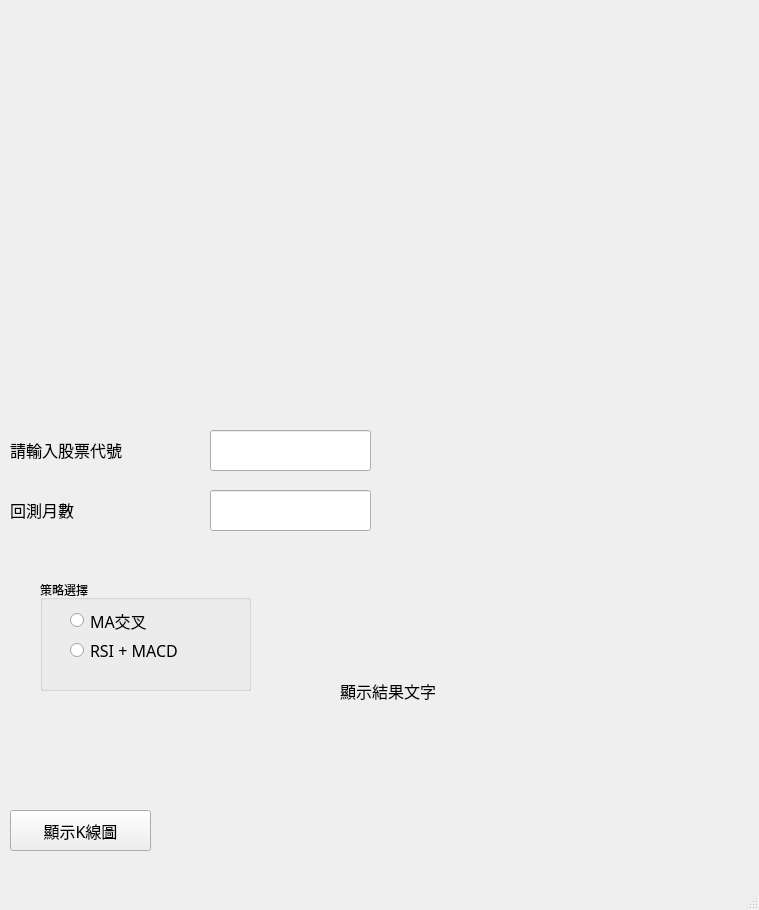
Before: the Qt Designer form twStock_Crawler/gui.ui in DanielWang2002/twStockCrawler, drawn with Qt 5.
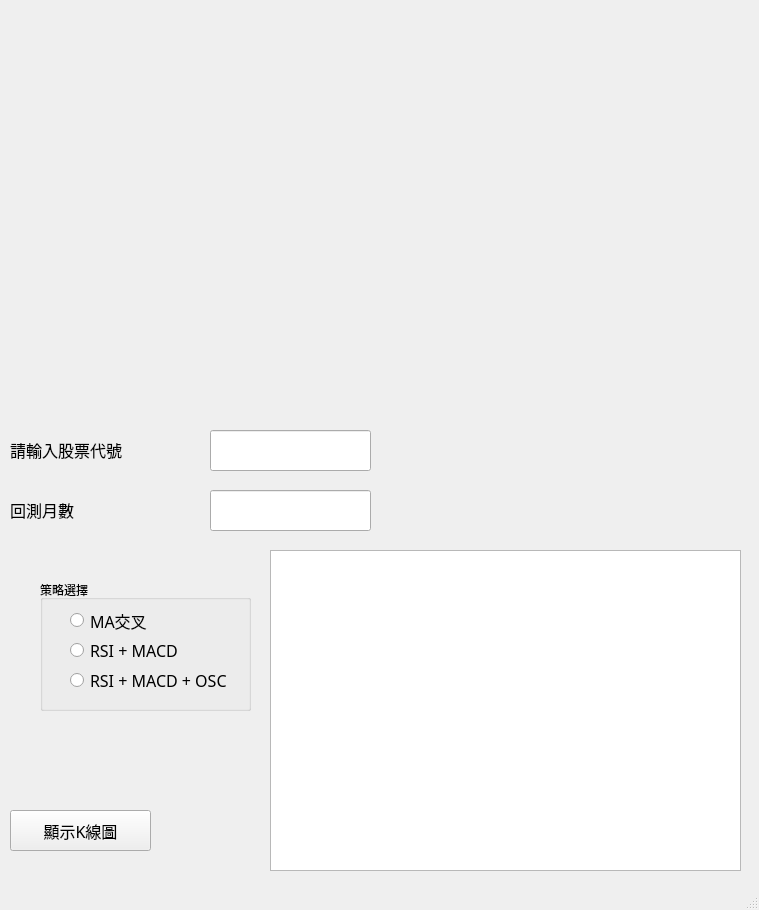
After: the same form once the commit is applied. Icons and pictures are not drawn.

Commit message: add TableWidget & update result_txt to KPI_df

```diff
--- a/twStock_Crawler/gui.ui
+++ b/twStock_Crawler/gui.ui
@@ -68,25 +68,6 @@
      <string>顯示K線圖</string>
     </property>
    </widget>
-   <widget class="QLabel" name="label_3">
-    <property name="geometry">
-     <rect>
-      <x>340</x>
-      <y>550</y>
-      <width>381</width>
-      <height>281</height>
-     </rect>
-    </property>
-    <property name="font">
-     <font>
-      <family>微軟正黑體</family>
-      <pointsize>12</pointsize>
-     </font>
-    </property>
-    <property name="text">
-     <string>顯示結果文字</string>
-    </property>
-   </widget>
    <widget class="QLabel" name="label">
     <property name="geometry">
      <rect>
@@ -147,7 +128,7 @@
       <x>40</x>
       <y>580</y>
       <width>211</width>
-      <height>111</height>
+      <height>131</height>
      </rect>
     </property>
     <property name="title">
@@ -206,6 +187,41 @@
       <bool>true</bool>
      </property>
     </widget>
+    <widget class="QRadioButton" name="radioButton_3">
+     <property name="enabled">
+      <bool>true</bool>
+     </property>
+     <property name="geometry">
+      <rect>
+       <x>30</x>
+       <y>90</y>
+       <width>171</width>
+       <height>21</height>
+      </rect>
+     </property>
+     <property name="font">
+      <font>
+       <family>微軟正黑體</family>
+       <pointsize>12</pointsize>
+      </font>
+     </property>
+     <property name="text">
+      <string>RSI + MACD + OSC</string>
+     </property>
+     <property name="checkable">
+      <bool>true</bool>
+     </property>
+    </widget>
+   </widget>
+   <widget class="QTableWidget" name="tableWidget">
+    <property name="geometry">
+     <rect>
+      <x>270</x>
+      <y>550</y>
+      <width>471</width>
+      <height>321</height>
+     </rect>
+    </property>
    </widget>
   </widget>
   <widget class="QStatusBar" name="statusbar"/>
```
The commit also changes 5 other files.
